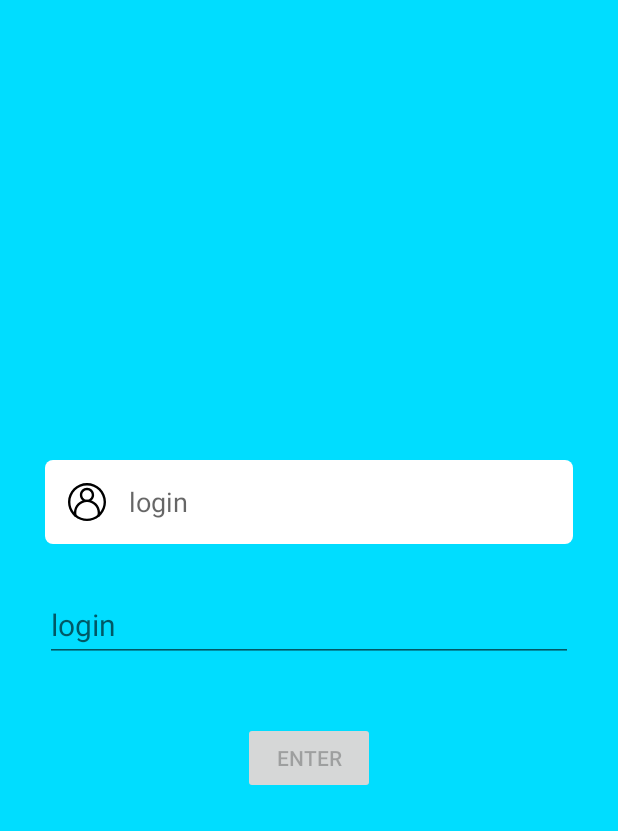
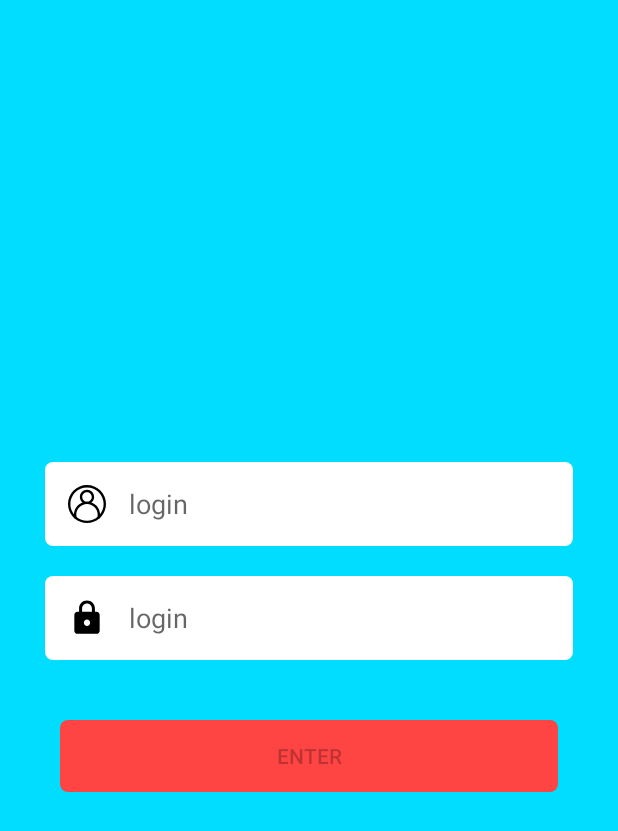
Before and after one commit to daniilxt/CourseProjectClient, an Android app: the fragment AuthFragment placed in its activity, on a phone screen of 412 x 824 dp. Shown: the top 831 px of the screen. Run offline under Robolectric (Android 15) with nearby library versions, the phone set to English and light mode, and no system bars; our stand-ins replace Timber; libraries missing offline, so code that uses them is left out: com.github.razir.progressbutton, ru.terrakok.cicerone; 4 statements that could not run were skipped.

Commit message:
added password butotn

```diff
--- /dev/null
+++ b/app/src/main/res/drawable/auth_frg__password_icn.xml
@@ -0,0 +1,9 @@
+<vector xmlns:android="http://schemas.android.com/apk/res/android"
+    android:width="24dp"
+    android:height="24dp"
+    android:viewportWidth="24"
+    android:viewportHeight="24">
+  <path
+      android:fillColor="@android:color/black"
+      android:pathData="M18,8h-1L17,6c0,-2.76 -2.24,-5 -5,-5S7,3.24 7,6v2L6,8c-1.1,0 -2,0.9 -2,2v10c0,1.1 0.9,2 2,2h12c1.1,0 2,-0.9 2,-2L20,10c0,-1.1 -0.9,-2 -2,-2zM12,17c-1.1,0 -2,-0.9 -2,-2s0.9,-2 2,-2 2,0.9 2,2 -0.9,2 -2,2zM15.1,8L8.9,8L8.9,6c0,-1.71 1.39,-3.1 3.1,-3.1 1.71,0 3.1,1.39 3.1,3.1v2z"/>
+</vector>
--- /dev/null
+++ b/app/src/main/res/drawable/auth_frg__rounded_btn.xml
@@ -0,0 +1,13 @@
+<?xml version="1.0" encoding="utf-8"?>
+<shape xmlns:android="http://schemas.android.com/apk/res/android"
+    android:shape="rectangle">
+
+    <corners android:radius="5dp"/>
+    <solid android:color="@android:color/holo_red_light"/>
+    <padding
+        android:bottom="5dp"
+        android:left="5dp"
+        android:right="5dp"
+        android:top="5dp"/>
+
+</shape>
--- a/app/src/main/res/layout/auth_fragment.xml
+++ b/app/src/main/res/layout/auth_fragment.xml
@@ -8,21 +8,22 @@
     tools:context=".main.MainActivity">
 
     <LinearLayout
+        android:id="@+id/auth_frg__login_layout"
         android:layout_width="match_parent"
         android:layout_height="wrap_content"
+        android:layout_marginStart="@dimen/spacing_big_30"
+        android:layout_marginEnd="@dimen/spacing_big_30"
         android:layout_marginBottom="@dimen/spacing_mid_20"
         android:background="@drawable/auth_frg__rounded_input"
         android:orientation="horizontal"
         android:paddingStart="@dimen/spacing_half_big_15"
         android:paddingTop="@dimen/spacing_half_big_15"
         android:paddingBottom="@dimen/spacing_half_big_15"
-        android:layout_marginEnd="@dimen/spacing_big_30"
-        android:layout_marginStart="@dimen/spacing_big_30"
         app:layout_constraintBottom_toTopOf="@+id/auth_frg__password_layout"
         tools:layout_editor_absoluteX="30dp">
 
         <ImageView
-            android:id="@+id/manual_frg__search"
+            android:id="@+id/auth_frg__login"
             android:layout_width="@dimen/slightly_large_icon_25"
             android:layout_height="@dimen/slightly_large_icon_25"
             android:layout_marginEnd="@dimen/spacing_half_big_15"
@@ -30,7 +31,7 @@
             android:src="@drawable/auth_frg__user_icon" />
 
         <EditText
-            android:id="@+id/manual_frg__input_qr"
+            android:id="@+id/auth_frg__login_input"
             android:layout_width="match_parent"
             android:layout_height="wrap_content"
             android:background="@android:color/transparent"
@@ -39,53 +40,50 @@
 
     </LinearLayout>
 
-<!--    <com.google.android.material.textfield.TextInputLayout
-        android:id="@+id/auth_frg__login_layout"
-        android:layout_width="match_parent"
-        android:layout_height="wrap_content"
-        android:layout_marginStart="@dimen/half_big_icon_30"
-        android:layout_marginEnd="@dimen/half_big_icon_30"
-        app:layout_constraintBottom_toTopOf="@+id/auth_frg__password_layout"
-        app:layout_constraintEnd_toEndOf="parent"
-        android:layout_marginBottom="@dimen/spacing_mid_20"
-        app:layout_constraintStart_toStartOf="parent">
-
-        <EditText
-            android:id="@+id/auth_frg__login"
-            android:layout_width="match_parent"
-            android:layout_height="wrap_content"
-            android:hint="@string/auth_frg__login_hint"
-            android:inputType="textPersonName"
-            android:textSize="@dimen/font_mid_20" />
-    </com.google.android.material.textfield.TextInputLayout>-->
-
-    <com.google.android.material.textfield.TextInputLayout
+    <LinearLayout
         android:id="@+id/auth_frg__password_layout"
         android:layout_width="match_parent"
         android:layout_height="wrap_content"
         android:layout_marginStart="@dimen/spacing_big_30"
         android:layout_marginEnd="@dimen/half_big_icon_30"
+        android:background="@drawable/auth_frg__rounded_input"
+        android:orientation="horizontal"
+        android:paddingStart="@dimen/spacing_half_big_15"
+        android:paddingTop="@dimen/spacing_half_big_15"
+        android:paddingBottom="@dimen/spacing_half_big_15"
         app:layout_constraintBottom_toBottomOf="parent"
         app:layout_constraintEnd_toEndOf="parent"
         app:layout_constraintStart_toStartOf="parent"
-        app:layout_constraintTop_toTopOf="parent">
+        app:layout_constraintTop_toTopOf="parent"
+        tools:layout_editor_absoluteX="30dp">
+
+        <ImageView
+            android:id="@+id/auth_frg__password"
+            android:layout_width="@dimen/slightly_large_icon_25"
+            android:layout_height="@dimen/slightly_large_icon_25"
+            android:layout_marginEnd="@dimen/spacing_half_big_15"
+            android:contentDescription="@string/auth_frg__login_input"
+            android:src="@drawable/auth_frg__password_icn" />
 
         <EditText
-            android:id="@+id/auth_frg__password"
+            android:id="@+id/auth_frg__password_input"
             android:layout_width="match_parent"
             android:layout_height="wrap_content"
+            android:background="@android:color/transparent"
             android:hint="@string/auth_frg__login_hint"
-            android:inputType="textPassword"
-            android:textSize="@dimen/font_mid_20" />
-    </com.google.android.material.textfield.TextInputLayout>
+            android:inputType="textPassword" />
 
+    </LinearLayout>
         <Button
             android:id="@+id/auth_frg__btn_sign_in"
-        android:layout_width="wrap_content"
+            android:layout_width="match_parent"
+            android:layout_marginStart="@dimen/spacing_huge_40"
+            android:layout_marginEnd="@dimen/spacing_huge_40"
             android:layout_height="wrap_content"
             android:layout_marginTop="@dimen/spacing_huge_40"
             android:text="@string/auth_frg__btn_sign_in"
+            android:background="@drawable/auth_frg__rounded_btn"
             app:layout_constraintEnd_toEndOf="parent"
             app:layout_constraintStart_toStartOf="parent"
-        app:layout_constraintTop_toBottomOf="@+id/auth_frg__password_layout" />
+            app:layout_constraintTop_toBottomOf="@+id/auth_frg__password_layout" />-->
 </androidx.constraintlayout.widget.ConstraintLayout>
```
Lines whose indentation alone changed are shown as unchanged.
